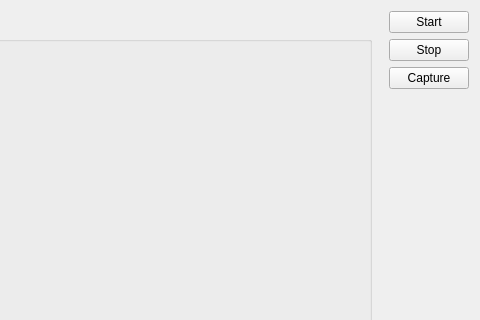
This is widget.ui in veodev/camera_android as Qt 5 draws it before an edit; both pictures show x 320 to 800 and y 0 to 320 of the 800 by 480 pixel window. The edited form follows.
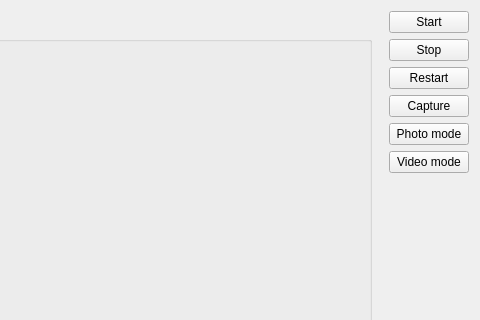
This is the edited form.

Commit message: Add restart camera.

What changed in the file:
```diff
--- a/widget.ui
+++ b/widget.ui
@@ -45,7 +45,7 @@
           <item>
            <widget class="QLabel" name="viewFinderLabel">
             <property name="sizePolicy">
-             <sizepolicy hsizetype="Expanding" vsizetype="Expanding">
+             <sizepolicy hsizetype="Preferred" vsizetype="Preferred">
               <horstretch>0</horstretch>
               <verstretch>0</verstretch>
              </sizepolicy>
@@ -134,6 +134,16 @@
        </property>
       </widget>
      </item>
+     <item>
+      <widget class="QPushButton" name="restartButton">
+       <property name="focusPolicy">
+        <enum>Qt::NoFocus</enum>
+       </property>
+       <property name="text">
+        <string>Restart</string>
+       </property>
+      </widget>
+     </item>
      <item>
       <widget class="QPushButton" name="captureButton">
        <property name="text">
@@ -141,6 +151,20 @@
        </property>
       </widget>
      </item>
+     <item>
+      <widget class="QPushButton" name="photoButton">
+       <property name="text">
+        <string>Photo mode</string>
+       </property>
+      </widget>
+     </item>
+     <item>
+      <widget class="QPushButton" name="videoButton">
+       <property name="text">
+        <string>Video mode</string>
+       </property>
+      </widget>
+     </item>
      <item>
       <spacer name="verticalSpacer">
        <property name="orientation">
```
Left out of the diff: 32 changed lines with no effect on the pictures. The commit also changes 4 other files.
